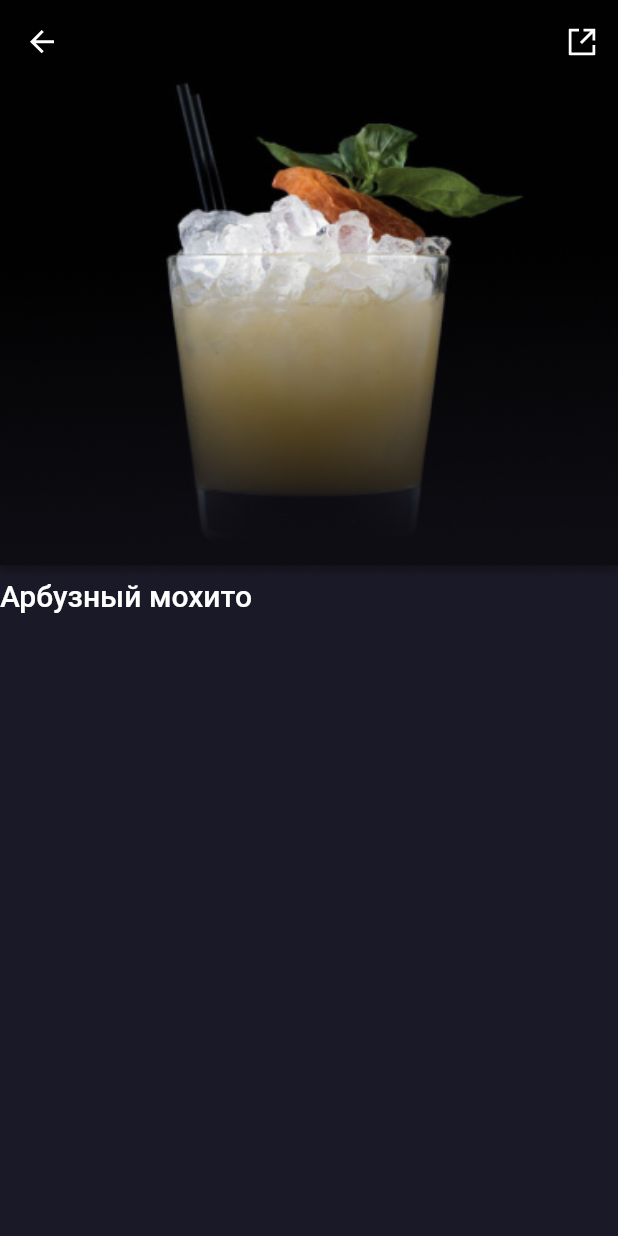
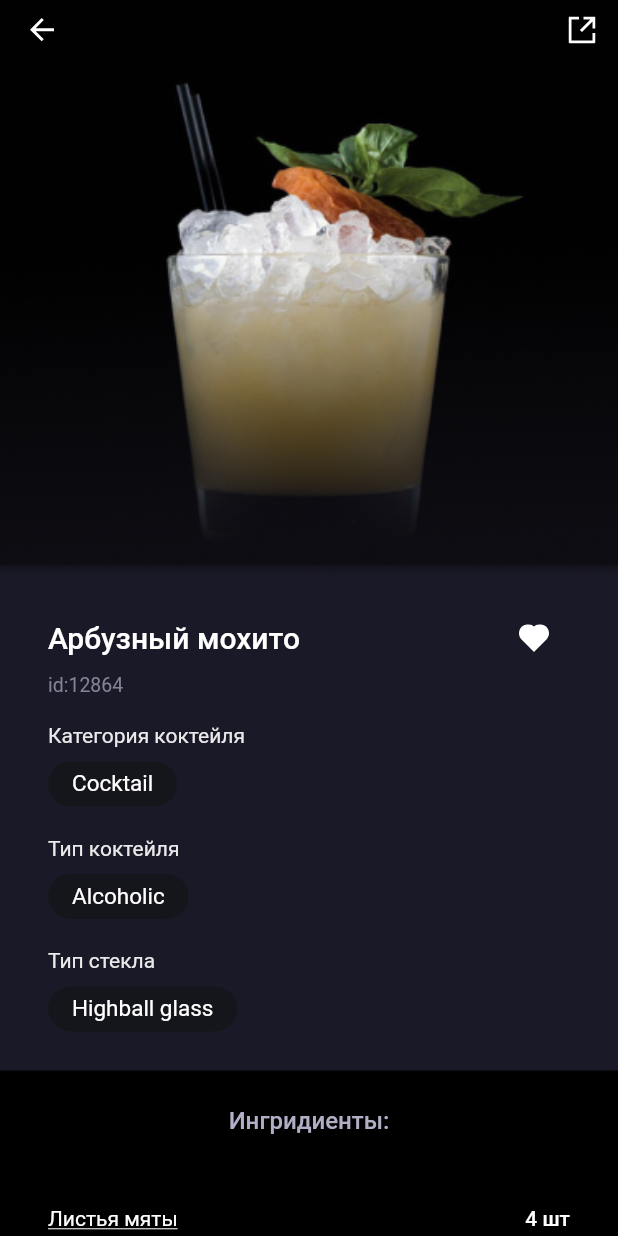
Before and after one commit to aapanasov/cocktails_app, a Flutter app: the screen it shows after launch, on a phone screen of 412 x 824 dp. Run offline on Flutter 3.47's test engine with Material 2 defaults, Android fonts, the light colour scheme and no system bars; our stand-ins replace flutter_svg; Roboto replaces fonts that are missing (SF-Pro).

Commit message:
Added DetailsWidget & IngredientWidget

```diff
--- a/lib/appbar_widget.dart
+++ b/lib/appbar_widget.dart
@@ -7,6 +7,7 @@ class AppbarWidget extends StatelessWidget implements PreferredSizeWidget {
   @override
   Widget build(BuildContext context) {
     return AppBar(
+      elevation: 0.0,
       backgroundColor: Colors.transparent,
       leading: IconButton(
         onPressed: () {},
@@ -22,5 +23,5 @@ class AppbarWidget extends StatelessWidget implements PreferredSizeWidget {
   }
 
   @override
-  Size get preferredSize => Size.fromHeight(100.0);
+  Size get preferredSize => const Size.fromHeight(40.0);
 }
--- a/lib/cocktail_detail_page.dart
+++ b/lib/cocktail_detail_page.dart
@@ -1,6 +1,9 @@
 import 'package:flutter/material.dart';
 import 'package:homework/appbar_widget.dart';
+import 'package:homework/ingredients_widget.dart';
 import 'package:homework/models/models.dart';
+
+import 'details_widget.dart';
 
 class CocktailDetailPage extends StatelessWidget {
   const CocktailDetailPage(
@@ -17,9 +20,9 @@ class CocktailDetailPage extends StatelessWidget {
     /// https://www.figma.com/file/d2JJUBFu7Dg0HOV30XG7Z4/OTUS-FLUTTER.-%D0%A3%D1%80%D0%BE%D0%BA-3-%D0%94%D0%97?node-id=23%3A85
     /// для того чтобы весь контент поместился, необходимо использовать SingleChildScrollView()
     return Scaffold(
-      backgroundColor: Color(0xFF1A1927),
+      backgroundColor: const Color(0xFF1A1927),
       extendBodyBehindAppBar: true,
-      appBar: AppbarWidget(),
+      appBar: const AppbarWidget(),
       body: SingleChildScrollView(
         child: Column(
           crossAxisAlignment: CrossAxisAlignment.stretch,
@@ -28,24 +31,8 @@ class CocktailDetailPage extends StatelessWidget {
               'assets/images/cocktail_01.png',
               fit: BoxFit.fill,
             ),
-            Column(
-              children: [
-                Row(
-                  children: [
-                    Text(
-                      cocktail.name,
-                      style: TextStyle(
-                        color: Colors.white,
-                        fontFamily: 'SF-Pro',
-                        fontWeight: FontWeight.w500,
-                        fontSize: 20.0,
-                        height: 1.19,
-                      ),
-                    ),
-                  ],
-                )
-              ],
-            )
+            DetailsWidget(cocktail: cocktail),
+            IngredientsWidget(cocktail: cocktail),
           ],
         ),
       ),
--- /dev/null
+++ b/lib/details_widget.dart
@@ -0,0 +1,86 @@
+import 'package:flutter/material.dart';
+import 'package:flutter_svg/flutter_svg.dart';
+import 'package:homework/styles/app_text_styles.dart';
+
+import 'models/models.dart';
+
+class DetailsWidget extends StatelessWidget {
+  const DetailsWidget({
+    Key key,
+    @required this.cocktail,
+  }) : super(key: key);
+
+  final Cocktail cocktail;
+
+  @override
+  Widget build(BuildContext context) {
+    return Padding(
+      padding: const EdgeInsets.symmetric(horizontal: 32.0, vertical: 16.0),
+      child: Column(
+        crossAxisAlignment: CrossAxisAlignment.start,
+        children: [
+          Row(
+            mainAxisAlignment: MainAxisAlignment.spaceBetween,
+            children: [
+              Text(cocktail.name, style: AppTextStyles.detailsTitle),
+              IconButton(
+                onPressed: () {},
+                icon: SvgPicture.asset('assets/images/icon_hart.svg'),
+              )
+            ],
+          ),
+          Text('id:${cocktail.id}', style: AppTextStyles.detailsId),
+          const SizedBox(
+            height: 8.0,
+          ),
+          DetailColumn(
+            title: 'Категория коктейля',
+            value: cocktail.category.value,
+          ),
+          DetailColumn(
+            title: 'Тип коктейля',
+            value: cocktail.cocktailType.value,
+          ),
+          DetailColumn(
+            title: 'Тип стекла',
+            value: cocktail.glassType.value,
+          ),
+        ],
+      ),
+    );
+  }
+}
+
+class DetailColumn extends StatelessWidget {
+  const DetailColumn({
+    Key key,
+    @required this.title,
+    @required this.value,
+  }) : super(key: key);
+
+  final String value;
+  final String title;
+
+  @override
+  Widget build(BuildContext context) {
+    return Padding(
+      padding: const EdgeInsets.symmetric(vertical: 10.0),
+      child: Column(
+        crossAxisAlignment: CrossAxisAlignment.start,
+        children: [
+          Text(title, style: AppTextStyles.detailsSubtitle),
+          const SizedBox(height: 8.0),
+          Container(
+            padding:
+                const EdgeInsets.symmetric(horizontal: 16.0, vertical: 6.0),
+            decoration: BoxDecoration(
+              color: const Color(0xFF15151C),
+              borderRadius: BorderRadius.circular(20.0),
+            ),
+            child: Text(value, style: AppTextStyles.detailsValue),
+          ),
+        ],
+      ),
+    );
+  }
+}
--- /dev/null
+++ b/lib/ingredients_widget.dart
@@ -0,0 +1,58 @@
+import 'package:flutter/material.dart';
+import 'package:homework/styles/app_text_styles.dart';
+import 'models/models.dart';
+
+class IngredientsWidget extends StatelessWidget {
+  const IngredientsWidget({
+    Key key,
+    @required this.cocktail,
+  }) : super(key: key);
+
+  final Cocktail cocktail;
+
+  @override
+  Widget build(BuildContext context) {
+    return Container(
+      padding: const EdgeInsets.symmetric(vertical: 24.0, horizontal: 32.0),
+      color: Colors.black,
+      height: 273.0,
+      child: Column(
+        children: [
+          const Text(
+            'Ингридиенты:',
+            style: AppTextStyles.ingredientsTitle,
+          ),
+          Expanded(
+            child: ListView.builder(
+                itemCount: cocktail.ingredients.length,
+                itemBuilder: (context, index) {
+                  return Padding(
+                    padding: const EdgeInsets.symmetric(vertical: 8.0),
+                    child: Row(
+                      mainAxisAlignment: MainAxisAlignment.spaceBetween,
+                      children: [
+                        Text(
+                          cocktail.ingredients.elementAt(index).ingredientName,
+                          style: AppTextStyles.ingredientName,
+                        ),
+                        Text(
+                          cocktail.ingredients.elementAt(index).measure,
+                          style: AppTextStyles.ingredientMeasure,
+                        ),
+                      ],
+                    ),
+                  );
+                  // return ListTile(
+                  //   tileColor: Colors.red,
+                  //   title: Text(
+                  //     cocktail.ingredients.elementAt(index).ingredientName,
+                  //     style: AppTextStyles.ingredientName,
+                  //   ),
+                  // );
+                }),
+          )
+        ],
+      ),
+    );
+  }
+}
--- /dev/null
+++ b/lib/styles/app_text_styles.dart
@@ -0,0 +1,59 @@
+import 'package:flutter/material.dart';
+
+class AppTextStyles {
+  static const detailsTitle = TextStyle(
+    color: Colors.white,
+    fontFamily: 'SF-Pro',
+    fontWeight: FontWeight.w500,
+    fontSize: 20.0,
+    height: 1.19,
+  );
+  static const detailsSubtitle = TextStyle(
+    color: Color(0xFFEAEAEA),
+    fontFamily: 'SF-Pro',
+    fontWeight: FontWeight.w400,
+    fontSize: 14.0,
+    height: 1.19,
+  );
+
+  static const detailsValue = TextStyle(
+    color: Colors.white,
+    fontFamily: 'SF-Pro',
+    fontWeight: FontWeight.w400,
+    fontSize: 15.0,
+    height: 1.19,
+  );
+
+  static const detailsId = TextStyle(
+    color: Color(0xFF848396),
+    fontFamily: 'SF-Pro',
+    fontWeight: FontWeight.w400,
+    fontSize: 13.0,
+    height: 1.19,
+  );
+
+  static const ingredientsTitle = TextStyle(
+    color: Color(0xFFB1AFC6),
+    fontFamily: 'SF-Pro',
+    fontWeight: FontWeight.w500,
+    fontSize: 16.0,
+    height: 1.19,
+  );
+
+  static const ingredientName = TextStyle(
+    color: Colors.white,
+    fontFamily: 'SF-Pro',
+    decoration: TextDecoration.underline,
+    fontWeight: FontWeight.w400,
+    fontSize: 14.0,
+    height: 1.19,
+  );
+
+  static const ingredientMeasure = TextStyle(
+    color: Colors.white,
+    fontFamily: 'SF-Pro',
+    fontWeight: FontWeight.w500,
+    fontSize: 14.0,
+    height: 1.19,
+  );
+}
```
Also changed, not shown: analysis_options.yaml (added, +71 -0 lines), pubspec.lock, 1 other file.
